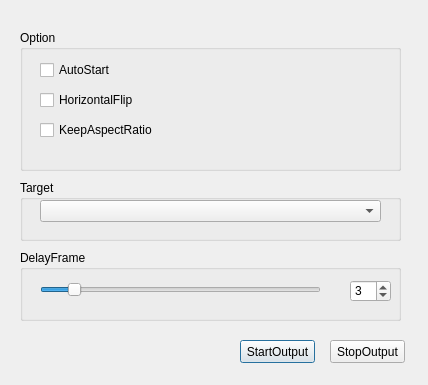
CatxFish/obs-virtual-cam, file src/virtual-output/virtual_properties.ui: the form before one commit.
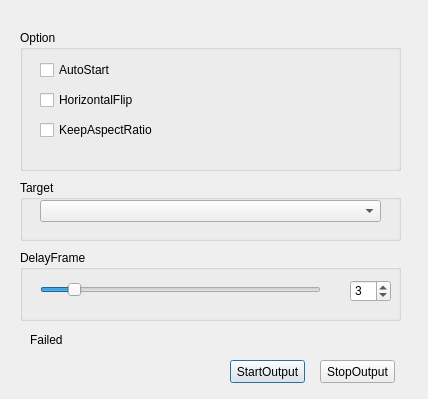
The form after the commit.

Patch:
```diff
--- a/src/virtual-output/virtual_properties.ui
+++ b/src/virtual-output/virtual_properties.ui
@@ -7,7 +7,7 @@
     <x>0</x>
     <y>0</y>
     <width>428</width>
-    <height>385</height>
+    <height>399</height>
    </rect>
   </property>
   <property name="windowTitle">
@@ -16,8 +16,8 @@
   <widget class="QPushButton" name="pushButtonStart">
    <property name="geometry">
     <rect>
-     <x>240</x>
-     <y>340</y>
+     <x>230</x>
+     <y>360</y>
      <width>75</width>
      <height>23</height>
     </rect>
@@ -29,8 +29,8 @@
   <widget class="QPushButton" name="pushButtonStop">
    <property name="geometry">
     <rect>
-     <x>330</x>
-     <y>340</y>
+     <x>320</x>
+     <y>360</y>
      <width>75</width>
      <height>23</height>
     </rect>
@@ -168,6 +168,19 @@
     </property>
    </widget>
   </widget>
+  <widget class="QLabel" name="label">
+   <property name="geometry">
+    <rect>
+     <x>30</x>
+     <y>330</y>
+     <width>371</width>
+     <height>20</height>
+    </rect>
+   </property>
+   <property name="text">
+    <string>Failed</string>
+   </property>
+  </widget>
  </widget>
  <layoutdefault spacing="6" margin="11"/>
  <resources/>
```
